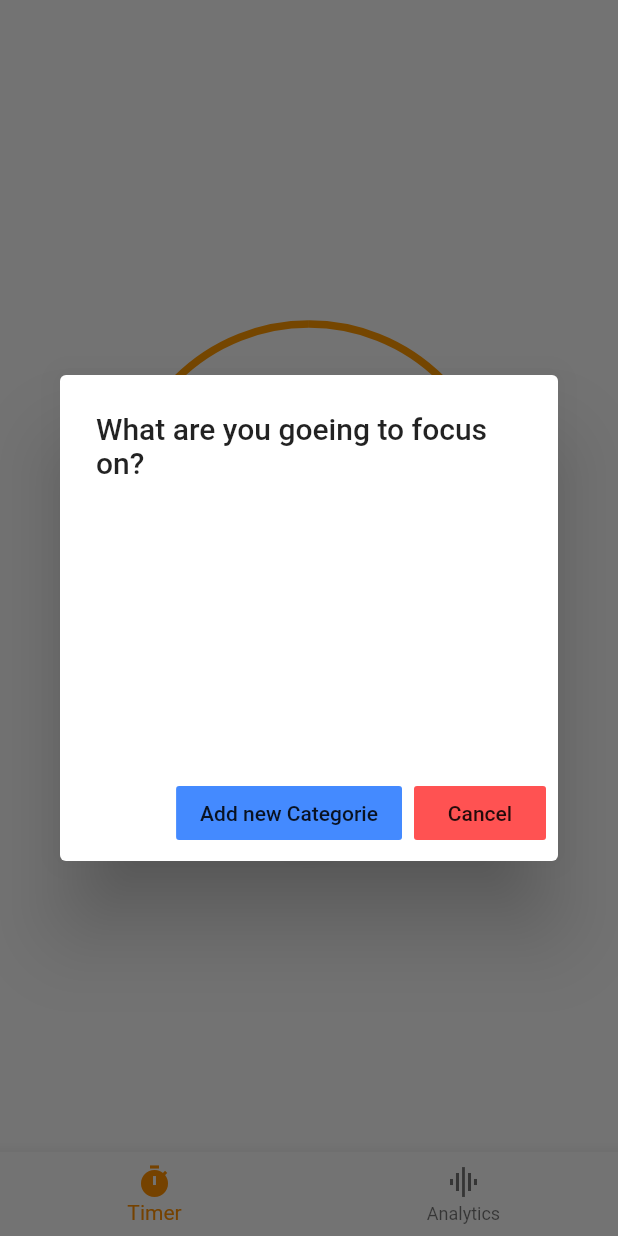
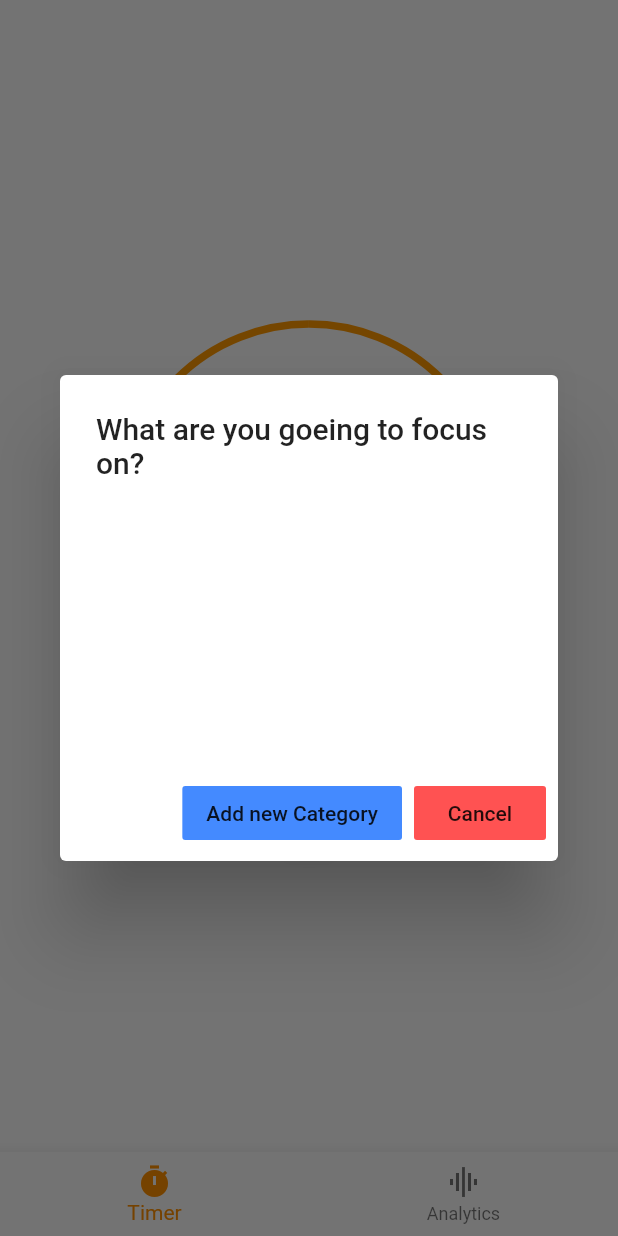
Before and after one commit to joaonetocastro/time_tracker, a Flutter app: the screen it shows after launch, after a tap on the "play arrow" icon, on a phone screen of 412 x 824 dp. Run offline on Flutter 3.47's test engine with Material 2 defaults, Android fonts, the phone set to English and light mode, and no system bars; our stand-ins replace pie_chart, sqflite; accounts and stored records are empty; statements that could not run were skipped.

Commit message:
changing the categorie name to category on classes

```diff
--- a/lib/components/timing_circle.dart
+++ b/lib/components/timing_circle.dart
@@ -4,7 +4,7 @@ import 'package:flutter/material.dart';
 import 'package:time_tracker/components/center_text.dart';
 import 'package:time_tracker/components/circled_icon_button.dart';
 import 'package:time_tracker/helpers/dialogs_helper.dart';
-import 'package:time_tracker/models/categorie.dart';
+import 'package:time_tracker/models/category.dart';
 import 'package:time_tracker/models/time_focused.dart';
 import 'package:time_tracker/services/time_focused_data_service.dart';
 
@@ -22,9 +22,9 @@ class TimingCircle extends StatefulWidget with ChangeNotifier{
   _TimingCircle_State createState() => _state;
 
 
-  void startRunning(Categorie categorie){
+  void startRunning(Category category){
     if(!isRunning){
-      _state.startRunning(categorie);
+      _state.startRunning(category);
     }
     notifyListeners();
   }
@@ -37,7 +37,7 @@ class TimingCircle extends StatefulWidget with ChangeNotifier{
 }
 
 class _TimingCircle_State extends State<TimingCircle> {
-  Categorie _categorie;
+  Category _category;
   int _timeElapsed = 0;
   bool _running = false;
 
@@ -61,15 +61,15 @@ class _TimingCircle_State extends State<TimingCircle> {
     return _timeElapsed ~/ 60;
   }
 
-  void startRunning(Categorie categorie){
-    _categorie = categorie;
+  void startRunning(Category category){
+    _category = category;
     _running = true;
     _countOneSecond();
   }
   void stopRunning(){
     TimeFocusedDataService.add(
       TimeFocused(
-        this._categorie.id,
+        this._category.id,
         timeElapsedInMinutes
       )
     );
--- a/lib/database/app_database.dart
+++ b/lib/database/app_database.dart
@@ -1,6 +1,3 @@
-import 'package:flutter/material.dart';
-import 'package:time_tracker/models/categorie.dart';
-
 import 'package:path/path.dart';
 import 'package:sqflite/sqflite.dart';
 
@@ -15,57 +12,12 @@ Future<Database> createDatabase(){
       db.execute('CREATE TABLE time_focused('
                 'id INTEGER PRIMARY KEY AUTOINCREMENT, '
                 'time_in_minutes INTEGER,'
-                'categorie_id INTEGER,'
+                'category_id INTEGER,'
                 'date_time text,'
                 'CONSTRAINT fk_time_focused'
-                ' FOREIGN KEY(categorie_id)'
+                ' FOREIGN KEY(category_id)'
                 ' REFERENCES categories(id))'
       );
     }, version: 1);
   });
 }
-
-// Future<int> saveCategorie(Categorie categorie){
-//   return createDatabase().then((db){
-//     return db.insert('categories', categorie.convertToMap());
-//   });
-// }
-
-// Future<int> saveTimeFocused(TimeFocused timeFocused){
-//   return createDatabase().then((db){
-//     return db.insert('time_focused', timeFocused.convertToMap());
-//   });
-// }
-
-// Future<List<Categorie>> findAllCategories(){
-//   return createDatabase().then((db){
-//     return db.query('categories').then((mapData){
-//       final List<Categorie> categories = List();
-//       for(Map<String, dynamic> map in mapData){
-//         final Categorie categorie = Categorie(
-//           map['id'],
-//           map['name']
-//         );
-//         categories.add(categorie);
-//       }
-//       return categories;
-//     });
-//   });
-// }
-
-// Future<List<TimeFocused>> findAllTimeFocused(){
-//   return createDatabase().then((db){
-//     return db.query('time_focused').then((mapData){
-//       final List<TimeFocused> wholeTimeFocused = List();
-//       for(Map<String, dynamic> map in mapData){
-//         final TimeFocused timeFocused = TimeFocused(
-//           map['categorie_id'],
-//           map['time_in_minutes']
-//         );
-//         wholeTimeFocused.add(timeFocused);
-//         debugPrint(wholeTimeFocused.toString());
-//       }
-//       return wholeTimeFocused;
-//     });
-//   });
-// }
--- a/lib/helpers/dialogs_helper.dart
+++ b/lib/helpers/dialogs_helper.dart
@@ -1,14 +1,14 @@
 import 'package:flutter/material.dart';
-import 'package:time_tracker/models/categorie.dart';
-import 'package:time_tracker/services/categorie_data_service.dart';
+import 'package:time_tracker/models/category.dart';
+import 'package:time_tracker/services/category_data_service.dart';
 
-Future<Categorie> showChooseCategoriesDialog(BuildContext context, startTimer) async{
-  void _exitDialog(context, categorie){
-    if(categorie != null) startTimer(categorie);
+Future<Category> showChooseCategoriesDialog(BuildContext context, startTimer) async{
+  void _exitDialog(context, category){
+    if(category != null) startTimer(category);
     Navigator.of(context).pop();
   }
 
-  return showDialog<Categorie>(
+  return showDialog<Category>(
     context: context,
     barrierDismissible: false, // user must tap button!
     builder: (BuildContext context) {
@@ -18,8 +18,8 @@ Future<Categorie> showChooseCategoriesDialog(BuildContext context, startTimer) a
           padding: const EdgeInsets.all(8.0),
           child: Container(
             height: 130.0,
-            child: FutureBuilder<List<Categorie>>(
-                future: CategorieDataService.getAll(),
+            child: FutureBuilder<List<Category>>(
+                future: CategoryDataService.getAll(),
                 builder: (BuildContext context, AsyncSnapshot snapshot){
                   if(snapshot.hasData){
                     List gridArray = arrayToGridArray(snapshot.data);
@@ -28,18 +28,18 @@ Future<Categorie> showChooseCategoriesDialog(BuildContext context, startTimer) a
                     children: <Widget>[
                       for(var row in gridArray)
                         Row(children: <Widget>[
-                          for(var categorie in row)
+                          for(var category in row)
                             FlatButton(
-                              child: Text(categorie.name),
+                              child: Text(category.name),
                               color: Colors.amber,
                               onPressed: (){
-                                // return categorie;
-                                _exitDialog(context, categorie);
+                                // return category;
+                                _exitDialog(context, category);
                               },
                               onLongPress: (){
-                                debugPrint("This is my categorie ${categorie.toString()}");
+                                debugPrint("This is my category ${category.toString()}");
                                 _exitDialog(context, null);
-                                confirmDeleteCategorie(context, categorie);
+                                confirmDeleteCategory(context, category);
                               },
                             ),
                           ],
@@ -56,11 +56,11 @@ Future<Categorie> showChooseCategoriesDialog(BuildContext context, startTimer) a
           ),
                         actions: <Widget>[
                           FlatButton(
-                            child: Text("Add new Categorie"),
+                            child: Text("Add new Category"),
                             color: Colors.blueAccent,
                             onPressed: (){
                               _exitDialog(context, null);
-                              showAddCategoriesDialog(context, startTimer);
+                              showAddCategorysDialog(context, startTimer);
                             },
                           ),FlatButton(
                             child: Text("Cancel"),
@@ -74,15 +74,15 @@ Future<Categorie> showChooseCategoriesDialog(BuildContext context, startTimer) a
         },
       );
     }
-Future<Categorie> showAddCategoriesDialog(BuildContext context, startTimer) async{
+Future<Category> showAddCategorysDialog(BuildContext context, startTimer) async{
   final nameController = TextEditingController();
 
-  void _exitDialog(context, categorie){
-    // startTimer(categorie);
+  void _exitDialog(context, category){
+    // startTimer(category);
     Navigator.of(context).pop();
   }
 
-  return showDialog<Categorie>(
+  return showDialog<Category>(
     context: context,
     barrierDismissible: false, // user must tap button!
     builder: (BuildContext context) {
@@ -95,7 +95,7 @@ Future<Categorie> showAddCategoriesDialog(BuildContext context, startTimer) asyn
             child: TextField(
               controller: nameController,
               decoration: InputDecoration(
-                hintText: 'What\'s the new categorie?'
+                hintText: 'What\'s the new category?'
               ),
             ),
           ),
@@ -106,11 +106,11 @@ Future<Categorie> showAddCategoriesDialog(BuildContext context, startTimer) asyn
                             color: Colors.blueAccent,
                             onPressed: () async{
                               _exitDialog(context, null);
-                              String categorieName = nameController.text;
-                              Categorie categorie = Categorie(categorieName);
-                              int categorie_id = await CategorieDataService.add(categorie);
-                              categorie = await CategorieDataService.find(categorie_id);
-                              startTimer(categorie);
+                              String categoryName = nameController.text;
+                              Category category = Category(categoryName);
+                              int category_id = await CategoryDataService.add(category);
+                              category = await CategoryDataService.find(category_id);
+                              startTimer(category);
                             },
                           ),
                           FlatButton(
@@ -125,10 +125,10 @@ Future<Categorie> showAddCategoriesDialog(BuildContext context, startTimer) asyn
         },
       );
     }
-Future<Categorie> confirmDeleteCategorie(BuildContext context, categorie) async{
+Future<Category> confirmDeleteCategory(BuildContext context, category) async{
   void _exitDialog(context, wantsToDelete){
     if(wantsToDelete){
-      CategorieDataService.delete(categorie.id);
+      CategoryDataService.delete(category.id);
     }
     Navigator.of(context).pop();
   }
@@ -138,7 +138,7 @@ Future<Categorie> confirmDeleteCategorie(BuildContext context, categorie) async{
     barrierDismissible: false, // user must tap button!
     builder: (BuildContext context) {
       return AlertDialog(
-        title: Text('Are you sure you want to delete the categorie ${categorie.name}?'),
+        title: Text('Are you sure you want to delete the category ${category.name}?'),
         content: Container(
           height: 10
         ),
--- a/lib/models/categorie.dart
+++ /dev/null
@@ -1,22 +0,0 @@
-class Categorie{
-  int _id;
-  String _name;
-
-  int get id => _id;
-  String get name => _name;
-
-  Categorie(this._name);
-  Categorie.withID(this._name, this._id);
-
-  @override
-  String toString(){
-    return "[id: ${this.id}, name: ${this.name}]";
-  }
-
-  Map<String, dynamic> convertToMap(){
-    final Map<String, dynamic> categorieMap = Map();
-    categorieMap['id'] = this.id;
-    categorieMap['name'] = this.name;
-    return categorieMap;
-  }
-}
--- /dev/null
+++ b/lib/models/category.dart
@@ -0,0 +1,22 @@
+class Category{
+  int _id;
+  String _name;
+
+  int get id => _id;
+  String get name => _name;
+
+  Category(this._name);
+  Category.withID(this._name, this._id);
+
+  @override
+  String toString(){
+    return "[id: ${this.id}, name: ${this.name}]";
+  }
+
+  Map<String, dynamic> convertToMap(){
+    final Map<String, dynamic> categoryMap = Map();
+    categoryMap['id'] = this.id;
+    categoryMap['name'] = this.name;
+    return categoryMap;
+  }
+}
--- a/lib/models/time_focused.dart
+++ b/lib/models/time_focused.dart
@@ -1,7 +1,7 @@
 class TimeFocused{
   int _id;
   int _timeInMinutes;
-  int _categorie_id;
+  int _category_id;
   String  _dateTime;
 
   DateTime get dateTime => DateTime.parse(_dateTime);
@@ -9,21 +9,21 @@ class TimeFocused{
 
   int get id => _id;
   int get timeInMinutes => _timeInMinutes;
-  TimeFocused(this._categorie_id, this._timeInMinutes){
+  TimeFocused(this._category_id, this._timeInMinutes){
     dateTime = DateTime.now();
   }
-  TimeFocused.withID(this._categorie_id, this._timeInMinutes, this._dateTime, this._id);
+  TimeFocused.withID(this._category_id, this._timeInMinutes, this._dateTime, this._id);
 
   @override
   String toString(){
-    return "{id: ${this._id}, categorie_id: ${this._categorie_id}, day: ${this._dateTime.split(' ')[0]}, timeInMinutes: ${this.timeInMinutes}}";
+    return "{id: ${this._id}, category_id: ${this._category_id}, day: ${this._dateTime.split(' ')[0]}, timeInMinutes: ${this.timeInMinutes}}";
   }
 
   Map<String,dynamic> convertToMap(){
     Map<String, dynamic> timeFocusedMap = new Map();
     timeFocusedMap['id'] = this.id;
     timeFocusedMap['time_in_minutes'] = this.timeInMinutes;
-    timeFocusedMap['categorie_id'] = this._categorie_id;
+    timeFocusedMap['category_id'] = this._category_id;
     timeFocusedMap['date_time'] = this._dateTime;
     return timeFocusedMap;
   }
--- a/lib/services/categorie_data_service.dart
+++ b/lib/services/category_data_service.dart
@@ -1,37 +1,37 @@
 import 'package:time_tracker/database/app_database.dart';
-import 'package:time_tracker/models/categorie.dart';
+import 'package:time_tracker/models/category.dart';
 
-class CategorieDataService {
-  static Future<int> add(Categorie categorie){
+class CategoryDataService {
+  static Future<int> add(Category category){
     return createDatabase().then((db){
-      return db.insert('categories', categorie.convertToMap());
+      return db.insert('categories', category.convertToMap());
     });
   }
 
-  static Future<List<Categorie>> getAll(){
+  static Future<List<Category>> getAll(){
     return createDatabase().then((db){
       return db.query('categories').then((mapData){
-        final List<Categorie> categories = List();
+        final List<Category> categories = List();
         for(Map<String, dynamic> map in mapData){
-          final Categorie categorie = Categorie.withID(
+          final Category category = Category.withID(
             map['name'],
             map['id'],
           );
-          categories.add(categorie);
+          categories.add(category);
         }
         return categories;
       });
     });
   }
-  static Future<Categorie> find(id){
+  static Future<Category> find(id){
     return createDatabase().then((db){
       return db.query('categories where id=${id}').then((listMapData){
-        Map<String, dynamic> categorieData = listMapData[0];
-        final Categorie categorie = Categorie.withID(
-          categorieData['name'],
-          categorieData['id'],
+        Map<String, dynamic> categoryData = listMapData[0];
+        final Category category = Category.withID(
+          categoryData['name'],
+          categoryData['id'],
         );
-        return categorie;
+        return category;
       });
     });
   }
--- a/lib/services/time_focused_data_service.dart
+++ b/lib/services/time_focused_data_service.dart
@@ -1,7 +1,7 @@
 import 'package:time_tracker/database/app_database.dart';
-import 'package:time_tracker/models/categorie.dart';
+import 'package:time_tracker/models/category.dart';
 import 'package:time_tracker/models/time_focused.dart';
-import 'package:time_tracker/services/categorie_data_service.dart';
+import 'package:time_tracker/services/category_data_service.dart';
 
 class TimeFocusedDataService{
   static Future<int> add(TimeFocused timeFocused){
@@ -15,7 +15,7 @@ class TimeFocusedDataService{
         final List<TimeFocused> timeFocusedList = List();
         for(Map<String, dynamic> map in mapData){
           final TimeFocused timeFocused = TimeFocused.withID(
-            map['categorie_id'],
+            map['category_id'],
             map['time_in_minutes'],
             map['date_time'],
             map['id'],
@@ -26,13 +26,13 @@ class TimeFocusedDataService{
       });
     });
   }
-  static Future<List<TimeFocused>> getAllFromCategorie(int categorie_id){
+  static Future<List<TimeFocused>> getAllFromCategory(int category_id){
     return createDatabase().then((db){
-      return db.query('time_focused where categorie_id=${categorie_id}').then((listMapData){
+      return db.query('time_focused where category_id=${category_id}').then((listMapData){
         List<TimeFocused> timeFocusedList = List();
         for(var timeFocusedData in listMapData){
           final TimeFocused timeFocused = TimeFocused.withID(
-            timeFocusedData['categorie_id'],
+            timeFocusedData['category_id'],
             timeFocusedData['time_in_minutes'],
             timeFocusedData['date_time'],
             timeFocusedData['id']
@@ -43,8 +43,8 @@ class TimeFocusedDataService{
       });
     });
   }
-  static Future<int> timeSpentTodayInCategorie(int categorie_id) async{
-    List<TimeFocused> timeFocusedList = await TimeFocusedDataService.getAllFromCategorie(categorie_id);
+  static Future<int> timeSpentTodayInCategory(int category_id) async{
+    List<TimeFocused> timeFocusedList = await TimeFocusedDataService.getAllFromCategory(category_id);
     int totalTimeInMinutes = 0;
     for(TimeFocused timeFocused in timeFocusedList){
       totalTimeInMinutes = totalTimeInMinutes + timeFocused.timeInMinutes;
@@ -52,12 +52,12 @@ class TimeFocusedDataService{
     return totalTimeInMinutes;
   }
   static Future<Map<String,double>> timeSpentTodayByCategory() async{
-    List<Categorie> categorieList = await CategorieDataService.getAll();
+    List<Category> categoryList = await CategoryDataService.getAll();
 
     Map<String, double> dataMap = new Map();
-    for(Categorie categorie in categorieList){
-      int timeSpent = await timeSpentTodayInCategorie(categorie.id);
-      dataMap.putIfAbsent(categorie.name, () => timeSpent.toDouble());
+    for(Category category in categoryList){
+      int timeSpent = await timeSpentTodayInCategory(category.id);
+      dataMap.putIfAbsent(category.name, () => timeSpent.toDouble());
     }
     return dataMap;
 
```
